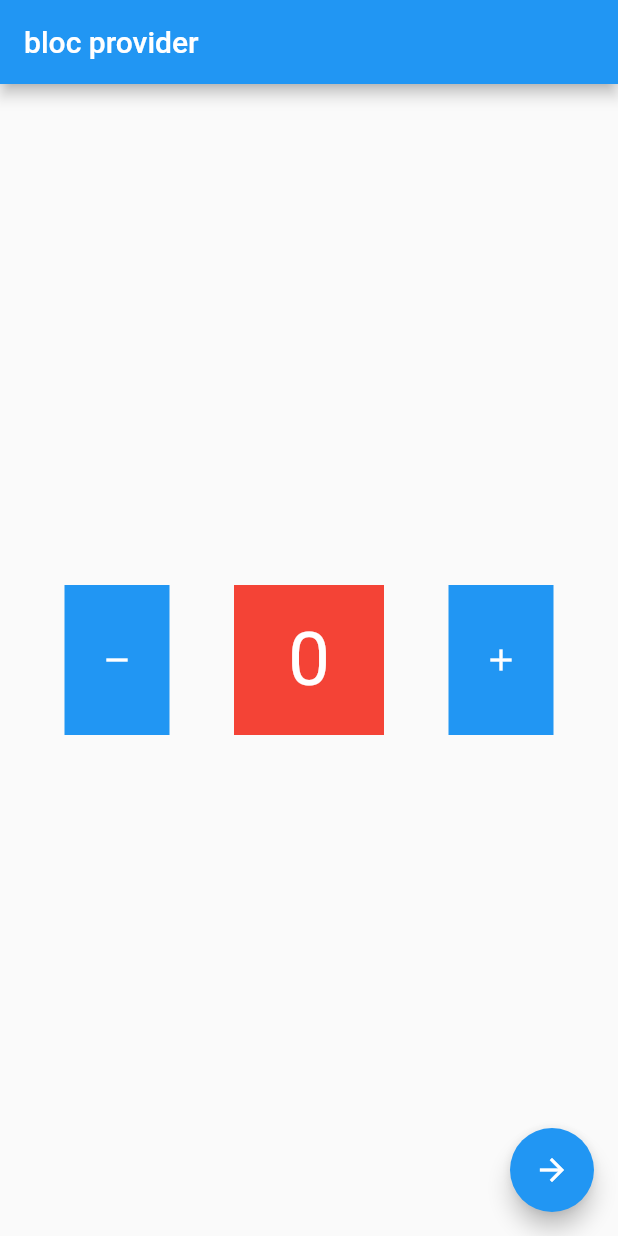
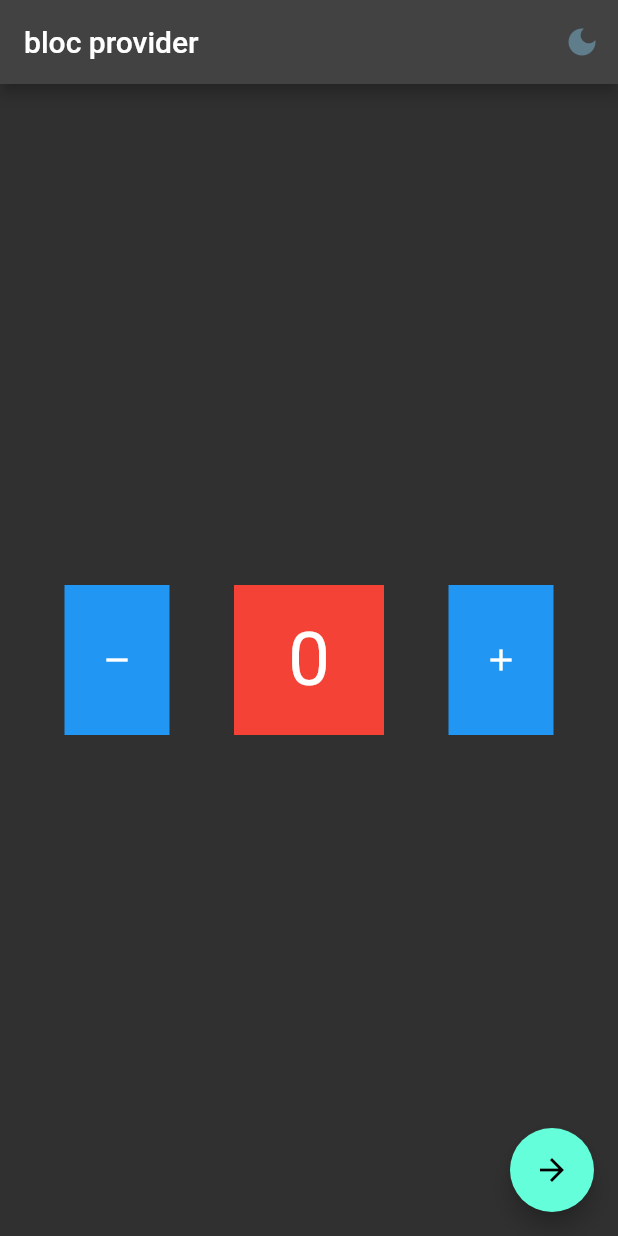
Before and after one commit to balinux/learn_flutter_bloc, a Flutter app: the screen it shows after launch, on a phone screen of 412 x 824 dp. Run offline on Flutter 3.47's test engine with Material 2 defaults, Android fonts, the phone set to English and light mode, and no system bars; our stand-ins replace bloc, flutter_bloc.

Commit message:
11 Multi Bloc Provider - simple

```diff
--- /dev/null
+++ b/lib/bloc/theme.dart
@@ -0,0 +1,14 @@
+import 'package:bloc/bloc.dart';
+
+class ThemeBloc extends Cubit<bool> {
+  ThemeBloc({this.init = true}) : super(init);
+  bool init;
+
+  void changetheme() => emit(!state);
+
+  @override
+  void onChange(Change<bool> change) {
+    super.onChange(change);
+    print(change);
+  }
+}
--- a/lib/main.dart
+++ b/lib/main.dart
@@ -2,6 +2,7 @@ import 'package:bloc/bloc.dart';
 import 'package:flutter/material.dart';
 import 'package:flutter_bloc/flutter_bloc.dart';
 import 'package:learn_flutter_bloc/bloc/counter.dart';
+import 'package:learn_flutter_bloc/bloc/theme.dart';
 import 'package:learn_flutter_bloc/pages/home.dart';
 import 'package:learn_flutter_bloc/pages/page1.dart';
 import 'package:learn_flutter_bloc/routes/routes.dart';
@@ -11,6 +12,7 @@ void main() {
 }
 
 final Counter counter = Counter();
+final ThemeBloc mytheme = ThemeBloc();
 
 class MyApp extends StatelessWidget {
   MyApp({super.key});
@@ -21,10 +23,19 @@ class MyApp extends StatelessWidget {
   @override
   Widget build(BuildContext context) {
     return BlocProvider(
-      create: (context) => Counter(),
-      child: MaterialApp(
-        home: MyHomePage(),
-        // onGenerateRoute: router.onRoute,
+      create: (context) => mytheme,
+      child: BlocBuilder<ThemeBloc, bool>(
+        bloc: mytheme,
+        builder: (context, state) {
+          return BlocProvider(
+            create: (context) => Counter(),
+            child: MaterialApp(
+              theme: state == true ? ThemeData.dark() : ThemeData.light(),
+              home: MyHomePage(),
+              // onGenerateRoute: router.onRoute,
+            ),
+          );
+        },
       ),
     );
   }
--- a/lib/pages/home.dart
+++ b/lib/pages/home.dart
@@ -1,6 +1,8 @@
 import 'package:flutter/material.dart';
 import 'package:flutter_bloc/flutter_bloc.dart';
 import 'package:learn_flutter_bloc/bloc/counter.dart';
+import 'package:learn_flutter_bloc/bloc/theme.dart';
+import 'package:learn_flutter_bloc/main.dart';
 import 'package:learn_flutter_bloc/pages/data_widget.dart';
 import 'package:learn_flutter_bloc/pages/page1.dart';
 
@@ -10,9 +12,20 @@ class MyHomePage extends StatelessWidget {
   @override
   Widget build(BuildContext context) {
     Counter counter = context.read<Counter>();
+    ThemeBloc myTheme = context.read<ThemeBloc>();
     return Scaffold(
       appBar: AppBar(
         title: const Text("bloc provider"),
+        actions: [
+          IconButton(
+              onPressed: () {
+                mytheme.changetheme();
+              },
+              icon: const Icon(
+                Icons.dark_mode,
+                color: Colors.blueGrey,
+              ))
+        ],
       ),
       body: Column(
         mainAxisAlignment: MainAxisAlignment.center,
```
